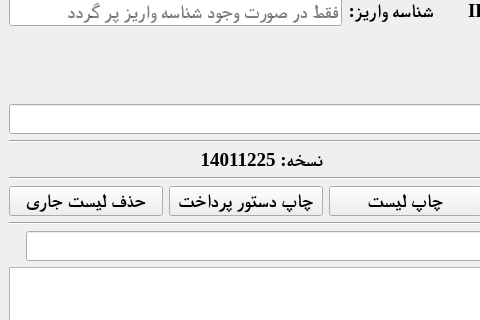
ahmadbabayi/QtBmipaya, file mainwindow.ui: the form before one commit; both pictures show x 0 to 480 and y 141 to 461 of the 971 by 700 pixel window.
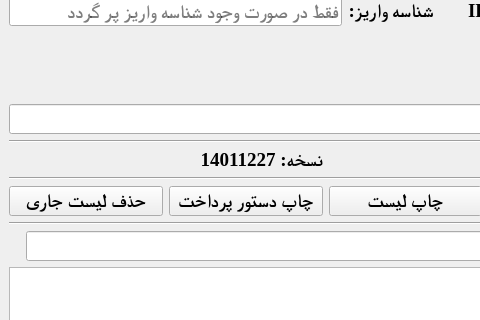
The form after the commit.

Diff of the .ui file:
```diff
--- a/mainwindow.ui
+++ b/mainwindow.ui
@@ -264,7 +264,7 @@
          <enum>Qt::RightToLeft</enum>
         </property>
         <property name="text">
-         <string>نسخه: 14011225</string>
+         <string>نسخه: 14011227</string>
         </property>
        </widget>
       </item>
```
Left out of the diff: 4 changed lines with no effect on the pictures.
